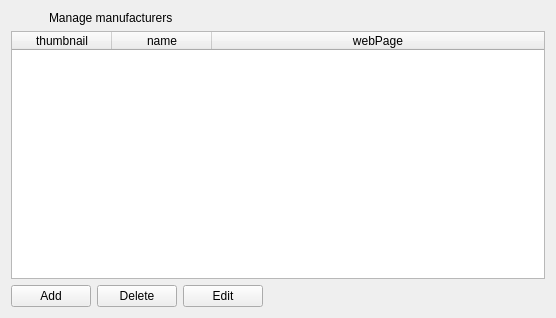
Wolframe/configurator, file client/uiforms/manufacturers.ui: the form before one commit.
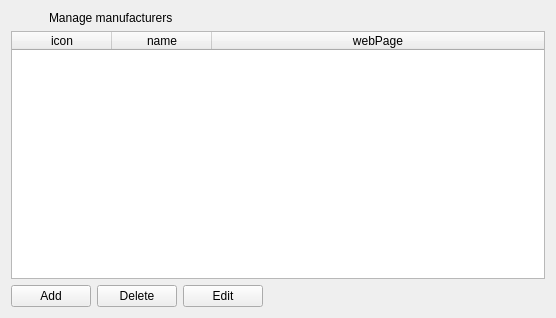
The form after the commit. Icons and pictures are not drawn.

Patch:
```diff
--- a/client/uiforms/manufacturers.ui
+++ b/client/uiforms/manufacturers.ui
@@ -161,7 +161,7 @@
      </attribute>
      <column>
       <property name="text">
-       <string>thumbnail</string>
+       <string>icon</string>
       </property>
      </column>
      <column>
```
Left out of the diff: 12 changed lines with no effect on the pictures.
